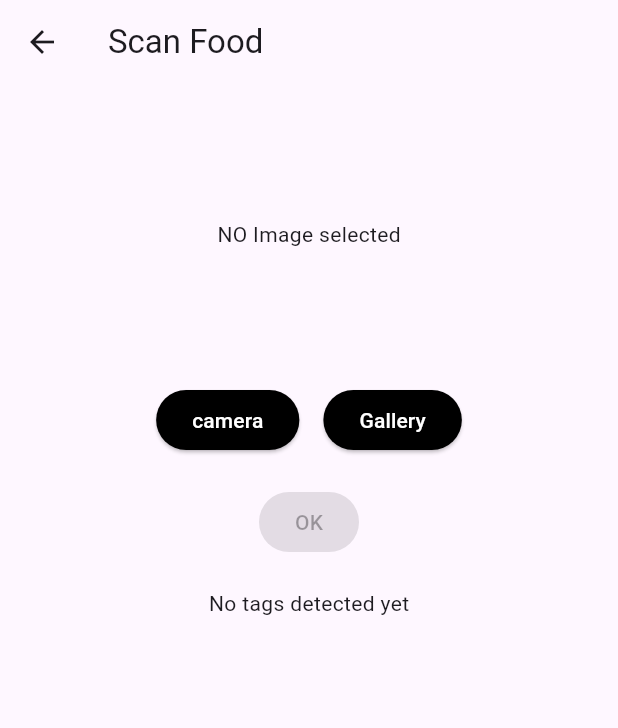
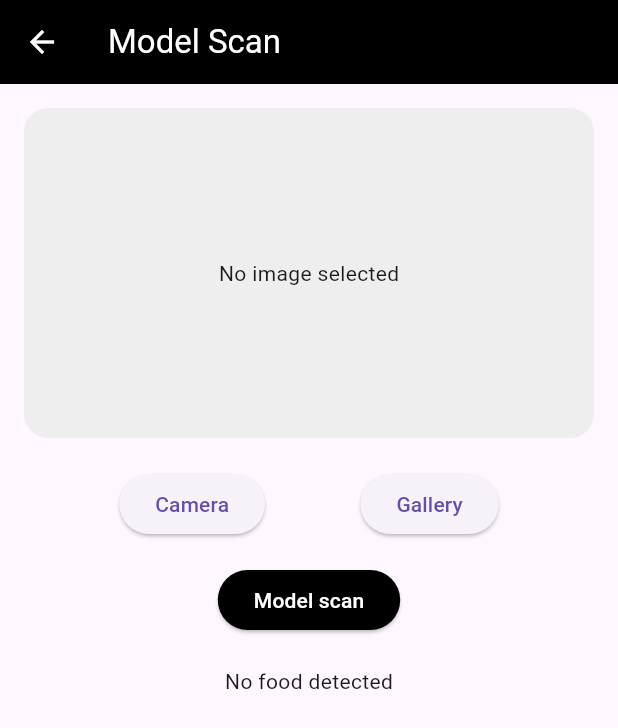
Before and after one commit to amansingh4847/know_your_own_food, a Flutter app: the screen it shows after launch, after a tap on "Scan food using model", on a phone screen of 412 x 824 dp. Shown: the top 728 px of the screen. Run offline on Flutter 3.47's test engine with Material 3 defaults, Android fonts, the phone set to English and light mode, and no system bars; our stand-ins replace image_picker; missing offline and left inert: tflite_flutter.

Commit message:
Added .tflite model to app - only detection possioble are : aloo_gobhi aloo_mattar chutney dosa idli orange chapati

```diff
--- a/lib/home_page.dart
+++ b/lib/home_page.dart
@@ -1,5 +1,6 @@
 import 'package:flutter/material.dart';
 import 'package:know_your_own_food/scan_page.dart';
+import 'package:know_your_own_food/model_scan_page.dart';
 
 class HomePage extends StatelessWidget {
   const HomePage({super.key});
@@ -30,7 +31,7 @@ class HomePage extends StatelessWidget {
                 const SizedBox(height: 40,),
 
                 ElevatedButton(onPressed: () {
-                Navigator.push(context, MaterialPageRoute(builder: (context)=> ScanPage()));
+                Navigator.push(context, MaterialPageRoute(builder: (context)=> ModelScanPage()));
               },
                 style: ElevatedButton.styleFrom(
                   backgroundColor: Colors.black,
--- /dev/null
+++ b/lib/model_scan_page.dart
@@ -0,0 +1,210 @@
+import 'package:flutter/material.dart';
+import 'dart:io';
+import 'package:image_picker/image_picker.dart';
+import 'package:tflite_flutter/tflite_flutter.dart';
+import 'package:image/image.dart' as img;
+import 'dart:typed_data';
+import 'package:flutter/services.dart';
+
+class ModelScanPage extends StatefulWidget {
+  const ModelScanPage({super.key});
+
+  @override
+  State<ModelScanPage> createState() => _ModelScanPageState();
+}
+
+class Detection {
+  final String label;
+  final double score;
+
+  Detection(this.label, this.score);
+}
+
+class _ModelScanPageState extends State<ModelScanPage> {
+
+  File? image;
+  final picker = ImagePicker();
+
+  late Interpreter interpreter;
+  bool isModelLoaded = false;
+
+  List<Detection> detections = [];
+
+  final List<String> labels = [
+    "Banana","aloo_mattar","aloo_gobi","chapati","biryani",
+    "chutney","chole","dal","dosa","dal",
+    "idli","eggs","orange","naan","paneer_curry",
+    "paratha","pav","puri","rice"
+  ];
+
+  @override
+  void initState() {
+    super.initState();
+    loadModel();
+  }
+
+  Future<void> loadModel() async {
+    final data = await rootBundle.load('assets/model/best.tflite');
+    interpreter = Interpreter.fromBuffer(data.buffer.asUint8List());
+
+    setState(() => isModelLoaded = true);
+  }
+
+  Future<void> pickImage(ImageSource source) async {
+    final picked = await picker.pickImage(source: source);
+
+    if (picked != null) {
+      setState(() {
+        image = File(picked.path);
+        detections.clear();
+      });
+    }
+  }
+
+  Float32List preprocess(img.Image image) {
+    final resized = img.copyResize(image, width: 640, height: 640);
+
+    final input = Float32List(1 * 640 * 640 * 3);
+    int i = 0;
+
+    for (int y = 0; y < 640; y++) {
+      for (int x = 0; x < 640; x++) {
+        final p = resized.getPixel(x, y);
+
+        input[i++] = p.r / 255.0;
+        input[i++] = p.g / 255.0;
+        input[i++] = p.b / 255.0;
+      }
+    }
+    return input;
+  }
+
+  Future<void> runModel() async {
+    if (image == null || !isModelLoaded) return;
+
+    final bytes = await image!.readAsBytes();
+    final original = img.decodeImage(bytes)!;
+
+    final input = preprocess(original);
+
+    var output = List.generate(
+      1,
+      (_) => List.generate(23, (_) => List.filled(8400, 0.0)),
+    );
+
+    interpreter.run(input.reshape([1,640,640,3]), output);
+
+    Map<String, double> uniqueResults = {};
+
+    for (int i = 0; i < 8400; i++) {
+
+      int cls = -1;
+      double best = 0;
+
+      for (int c = 5; c < 23; c++) {
+        if (output[0][c][i] > best) {
+          best = output[0][c][i];
+          cls = c - 5;
+        }
+      }
+
+      if (best > 0.5) {
+        String label = labels[cls];
+
+        // keep highest score only (no duplicates)
+        if (!uniqueResults.containsKey(label) || uniqueResults[label]! < best) {
+          uniqueResults[label] = best;
+        }
+      }
+    }
+
+    List<Detection> results = uniqueResults.entries
+        .map((e) => Detection(e.key, e.value))
+        .toList();
+
+    results.sort((a, b) => b.score.compareTo(a.score));
+
+    setState(() {
+      detections = results;
+    });
+  }
+
+  @override
+  Widget build(BuildContext context) {
+    return Scaffold(
+      appBar: AppBar(
+        title: const Text("Model Scan"),
+        backgroundColor: Colors.black,
+        foregroundColor: Colors.white,
+      ),
+      body: Padding(
+        padding: const EdgeInsets.all(16),
+        child: Column(
+          children: [
+
+            // IMAGE
+            Container(
+              height: 220,
+              width: double.infinity,
+              decoration: BoxDecoration(
+                color: Colors.grey.shade200,
+                borderRadius: BorderRadius.circular(16),
+              ),
+              child: image != null
+                  ? ClipRRect(
+                      borderRadius: BorderRadius.circular(16),
+                      child: Image.file(image!, fit: BoxFit.cover),
+                    )
+                  : const Center(child: Text("No image selected")),
+            ),
+
+            const SizedBox(height: 20),
+
+            // BUTTONS
+            Row(
+              mainAxisAlignment: MainAxisAlignment.spaceEvenly,
+              children: [
+                ElevatedButton(
+                  onPressed: () => pickImage(ImageSource.camera),
+                  child: const Text("Camera"),
+                ),
+                ElevatedButton(
+                  onPressed: () => pickImage(ImageSource.gallery),
+                  child: const Text("Gallery"),
+                ),
+              ],
+            ),
+
+            const SizedBox(height: 16),
+
+            ElevatedButton(
+              onPressed: runModel,
+              style: ElevatedButton.styleFrom(
+                backgroundColor: Colors.black,
+              ),
+              child: const Text("Model scan", style: TextStyle(color: Colors.white)),
+            ),
+
+            const SizedBox(height: 20),
+
+            // RESULTS
+            detections.isEmpty
+                ? const Text("No food detected")
+                : Wrap(
+                    spacing: 10,
+                    runSpacing: 10,
+                    children: detections.map((d) {
+                      return Chip(
+                        label: Text(
+                          "${d.label} (${d.score.toStringAsFixed(2)})",
+                        ),
+                        backgroundColor: Colors.green.shade100,
+                      );
+                    }).toList(),
+                  ),
+          ],
+        ),
+      ),
+    );
+  }
+}
--- a/lib/scan_page.dart
+++ b/lib/scan_page.dart
@@ -137,7 +137,9 @@ class _ScanPageState extends State<ScanPage> {
   @override
   Widget build(BuildContext context) {
     return Scaffold(
-      appBar: AppBar(title: Text("Scan Food")),
+      appBar: AppBar(title: Text("Scan Food"),
+      backgroundColor: Colors.black,
+        foregroundColor: Colors.white,),
       body: Column(
         mainAxisAlignment: MainAxisAlignment.start,
         children: [
--- a/pubspec.yaml
+++ b/pubspec.yaml
@@ -37,6 +37,8 @@ dependencies:
   # Use with the CupertinoIcons class for iOS style icons.
   cupertino_icons: ^1.0.8
   image_picker: ^1.2.1
+  image: ^4.8.0
+  tflite_flutter: ^0.12.1
 
 dev_dependencies:
   flutter_test:
```
Also changed, not shown: pubspec.lock, 3 other files.
